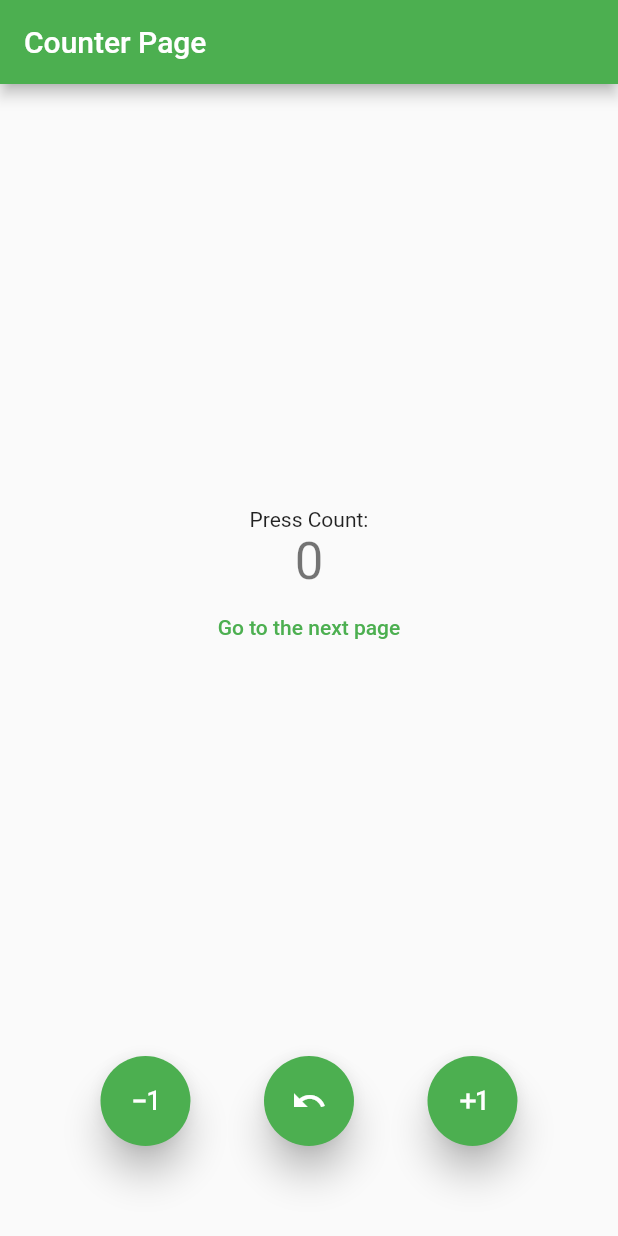
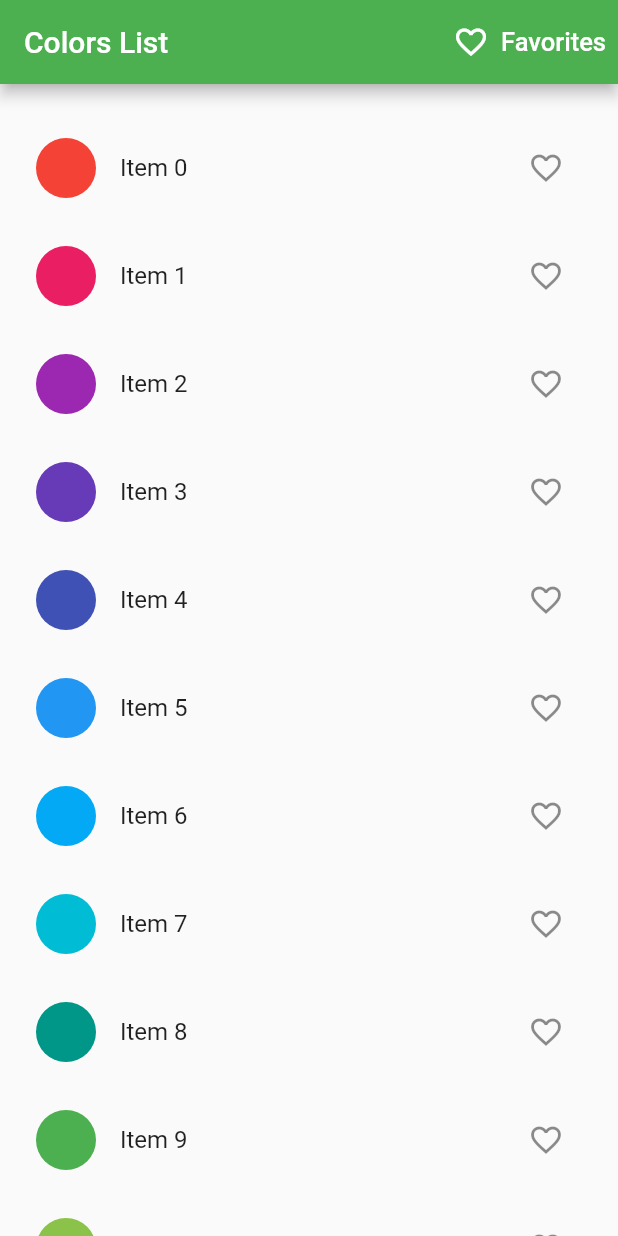
Before and after one commit to enayat-sps/flutter_testing, a Flutter app: the screen it shows after launch, on a phone screen of 412 x 824 dp. Run offline on Flutter 3.47's test engine with Material 2 defaults, Android fonts, the phone set to English and light mode, and no system bars; our stand-ins replace go_router.

Commit message:
flutter provider and performance test

```diff
--- /dev/null
+++ b/lib/configs/app_colors.dart
@@ -0,0 +1,5 @@
+import 'package:flutter/material.dart';
+
+class AppColors {
+  static const iconColorLight = Colors.white;
+}
--- /dev/null
+++ b/lib/configs/routes.dart
@@ -0,0 +1,29 @@
+import 'package:flutter_testing/screens/color_list_screen.dart';
+import 'package:flutter_testing/screens/favorites_screen.dart';
+import 'package:go_router/go_router.dart';
+
+class AppRoutes {
+  static const counterScreen = '/counter-screen';
+  static const booksScreen = '/books-screen';
+  static const colorListScreen = '/';
+  static const favoritesScreen = 'favorite-screen';
+}
+
+final router = GoRouter(
+  routes: [
+    GoRoute(
+      path: ColorListScreen.routeName,
+      builder: (context, state) {
+        return const ColorListScreen();
+      },
+      routes: [
+        GoRoute(
+          path: FavoritesScreen.routeName,
+          builder: (context, state) {
+            return const FavoritesScreen();
+          },
+        ),
+      ],
+    ),
+  ],
+);
--- a/lib/main.dart
+++ b/lib/main.dart
@@ -1,5 +1,8 @@
 import 'package:flutter/material.dart';
+import 'package:flutter_testing/configs/routes.dart';
+import 'package:flutter_testing/models/favorites_model.dart';
 import 'package:flutter_testing/screens/counter_screen.dart';
+import 'package:provider/provider.dart';
 
 void main() {
   runApp(const MyApp());
@@ -10,12 +13,17 @@ class MyApp extends StatelessWidget {
 
   @override
   Widget build(BuildContext context) {
-    return MaterialApp(
-      title: 'Flutter Tests',
-      theme: ThemeData(
-        primarySwatch: Colors.green,
+    return ChangeNotifierProvider(
+      create: (BuildContext context) => FavoritesModel(),
+      child: MaterialApp.router(
+        title: 'Flutter Tests',
+        theme: ThemeData(
+          primarySwatch: Colors.green,
+          iconTheme: const IconThemeData(color: Colors.white),
+        ),
+        routerConfig: router,
+        // home: const CounterScreen(),
       ),
-      home: const CounterScreen(),
     );
   }
 }
--- /dev/null
+++ b/lib/models/favorites_model.dart
@@ -0,0 +1,17 @@
+import 'package:flutter/material.dart';
+
+class FavoritesModel extends ChangeNotifier {
+  final List _favoriteItems = [];
+
+  List get itemsList => _favoriteItems;
+
+  void add(int item) {
+    _favoriteItems.add(item);
+    notifyListeners();
+  }
+
+  void remove(int item) {
+    _favoriteItems.remove(item);
+    notifyListeners();
+  }
+}
--- a/lib/screens/books_screen.dart
+++ b/lib/screens/books_screen.dart
@@ -1,8 +1,12 @@
 import 'package:flutter/material.dart';
+import 'package:flutter_testing/configs/routes.dart';
 
 class BooksScreen extends StatefulWidget {
   const BooksScreen({Key? key, required this.books}) : super(key: key);
   final List<String> books;
+
+  static const routeName = AppRoutes.booksScreen;
+
   @override
   State<BooksScreen> createState() => _BooksScreenState();
 }
@@ -23,7 +27,7 @@ class _BooksScreenState extends State<BooksScreen> {
   }
 }
 
-Widget? buildListItems(List<String> books, int index) {
+Widget buildListItems(List<String> books, int index) {
   return SizedBox(
     height: 55,
     width: 200,
--- /dev/null
+++ b/lib/screens/color_list_screen.dart
@@ -0,0 +1,76 @@
+import 'package:flutter/material.dart';
+import 'package:flutter_testing/configs/routes.dart';
+import 'package:flutter_testing/models/favorites_model.dart';
+import 'package:flutter_testing/screens/favorites_screen.dart';
+import 'package:go_router/go_router.dart';
+import 'package:provider/provider.dart';
+
+class ColorListScreen extends StatelessWidget {
+  const ColorListScreen({Key? key}) : super(key: key);
+  static const routeName = AppRoutes.colorListScreen;
+
+  @override
+  Widget build(BuildContext context) {
+    return Scaffold(
+      appBar: AppBar(
+        title: const Text('Colors List'),
+        actions: [
+          TextButton.icon(
+            onPressed: () {
+              context.go('/${FavoritesScreen.routeName}');
+            },
+            icon: Icon(
+              Icons.favorite_border,
+              color: Theme.of(context).iconTheme.color,
+            ),
+            label: const Text(
+              'Favorites',
+              style: TextStyle(color: Colors.white, fontSize: 17),
+            ),
+          ),
+        ],
+      ),
+      body: ListView.builder(
+        itemCount: 100,
+        cacheExtent: 20,
+        padding: const EdgeInsets.symmetric(vertical: 20),
+        itemBuilder: (context, index) => colorItemTile(context, index),
+      ),
+    );
+  }
+
+  Widget colorItemTile(BuildContext context, int itemNo) {
+    final favoriteProvider = Provider.of<FavoritesModel>(context);
+    return Padding(
+      padding: const EdgeInsets.all(8.0),
+      child: ListTile(
+        leading: CircleAvatar(
+          backgroundColor: Colors.primaries[itemNo % Colors.primaries.length],
+        ),
+        title: Text(
+          'Item $itemNo',
+          key: Key(itemNo.toString()),
+        ),
+        trailing: IconButton(
+          onPressed: () {
+            !favoriteProvider.itemsList.contains(itemNo)
+                ? favoriteProvider.add(itemNo)
+                : favoriteProvider.remove(itemNo);
+            ScaffoldMessenger.of(context).showSnackBar(
+              SnackBar(
+                content: Text(favoriteProvider.itemsList.contains(itemNo)
+                    ? 'Added to favorites.'
+                    : 'Removed from favorites.'),
+                duration: const Duration(seconds: 1),
+              ),
+            );
+          },
+          key: Key(itemNo.toString()),
+          icon: favoriteProvider.itemsList.contains(itemNo)
+              ? const Icon(Icons.favorite)
+              : const Icon(Icons.favorite_border),
+        ),
+      ),
+    );
+  }
+}
--- a/pubspec.yaml
+++ b/pubspec.yaml
@@ -35,8 +35,12 @@ dependencies:
   # The following adds the Cupertino Icons font to your application.
   # Use with the CupertinoIcons class for iOS style icons.
   cupertino_icons: ^1.0.2
+  provider: ^6.0.5
+  go_router: ^6.5.0
 
 dev_dependencies:
+  flutter_driver:
+    sdk: flutter
   integration_test:
     sdk: flutter
   flutter_test:
```
Also changed, not shown: lib/screens/counter_screen.dart (+49 -2 lines), lib/screens/favorites_screen.dart (added, +65 -0 lines), test_driver/perf_driver.dart (added, +21 -0 lines), pubspec.lock, 6 other files.
